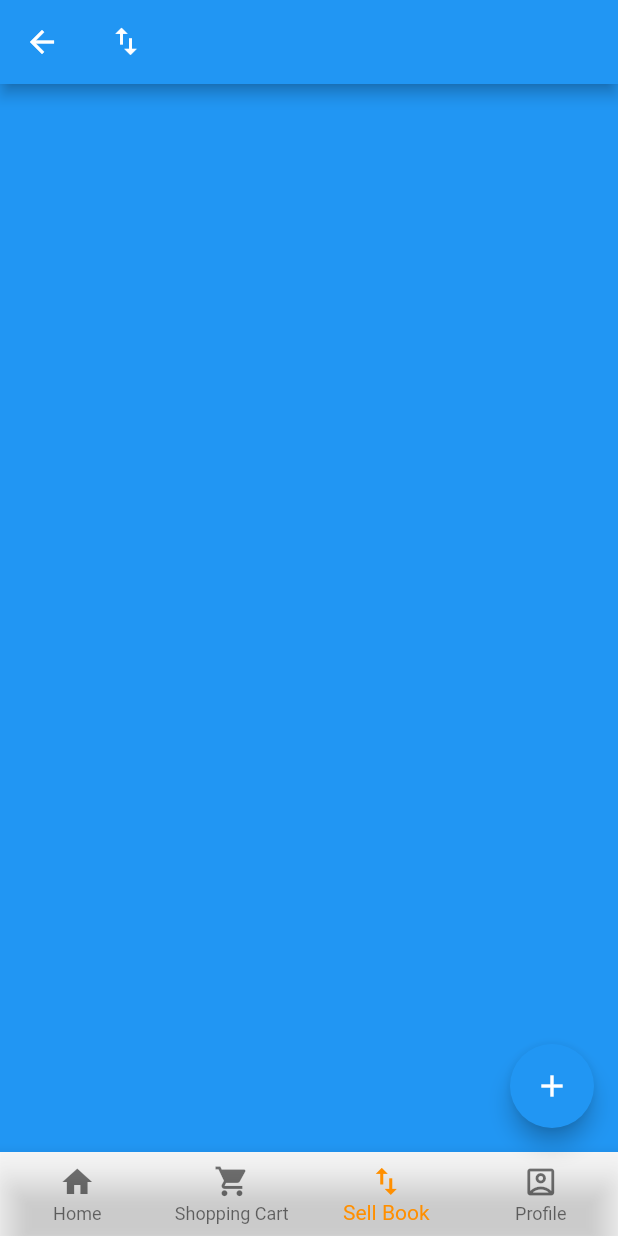
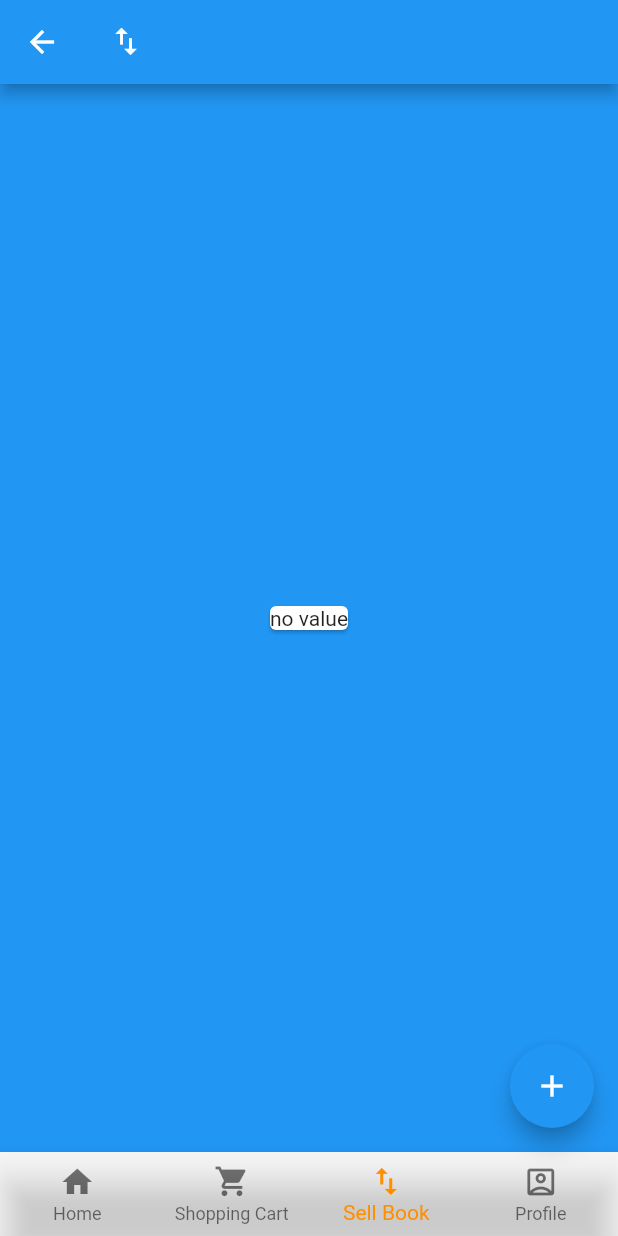
Before and after one commit to ChengZhiZhao420/book, a Flutter app: the AppHomePage screen opened directly with empty values, item 3 of the bottom bar chosen, on a phone screen of 412 x 824 dp. Run offline on Flutter 3.47's test engine with Material 2 defaults, Android fonts, the phone set to English and light mode, and no system bars; our stand-ins replace firebase_auth, firebase_core, firebase_database, firebase_storage, image_picker; accounts and stored records are empty.

Commit message:
Fix real time update sell item and market place, need fix: market place data does not remove after a sell item is deleted

```diff
--- a/lib/screens/app_screens.dart
+++ b/lib/screens/app_screens.dart
@@ -15,19 +15,8 @@ class AppHomePage extends StatefulWidget {
 
 class _AppHomePageState extends State<AppHomePage> {
   int _selectedIndex = 0;
-  var userDefines = [];
-  var userSellID = [];
   var marketID = [];
   var marketInfor = [];
-
-  _AppHomePageState(){
-    _sellInformation();
-    _marketInformation();
-
-    FirebaseDatabase.instance.ref("MarketPlace/").onChildChanged.listen((event) async{
-      _sellInformation();
-    });
-  }
 
   void _onItemTapped(int index) {
     setState(() {
@@ -52,25 +41,6 @@ class _AppHomePageState extends State<AppHomePage> {
     }
   }
 
-  void _sellInformation(){
-    FirebaseDatabase.instance
-        .ref()
-        .child("User/" + FirebaseAuth.instance.currentUser!.uid + "/SellItem/")
-        .once()
-        .then((snapshot) {
-          userDefines.clear();
-          userSellID.clear();
-      for (var key in snapshot.snapshot.children) {
-        userDefines.add(key.value);
-        userSellID.add(key.key);
-      }
-      setState(() {
-
-      });
-    }).catchError((onError) {
-      print("Error");
-    });
-  }
 
   void _marketInformation(){
     FirebaseDatabase.instance
@@ -78,8 +48,8 @@ class _AppHomePageState extends State<AppHomePage> {
         .child("MarketPlace/")
         .once()
         .then((snapshot) {
-      userDefines.clear();
-      userSellID.clear();
+      marketInfor.clear();
+      marketID.clear();
       for (var key in snapshot.snapshot.children) {
         marketInfor.add(key.value);
         marketID.add(key.key);
@@ -134,65 +104,45 @@ class _AppHomePageState extends State<AppHomePage> {
     }
 
     List<Widget> _widgetLists = [
-      /*ListView.builder(
-          itemCount: items.length,
-          itemBuilder: (context, index) {
-            return ListTile(
-              onTap: () {},
-              title: Container(
-                decoration: BoxDecoration(
-                    borderRadius: BorderRadius.circular(5),
-                    border: Border.all(color: Colors.grey)),
-                alignment: Alignment.center,
-                margin: EdgeInsets.only(left: 10, right: 10, bottom: 5, top: 5),
-                child: Row(
-                  children: [
-                    Expanded(
-                      flex: 35,
-                      child: Container(
-                        decoration: const BoxDecoration(
-                            image: DecorationImage(
-                                fit: BoxFit.fill,
-                                image: NetworkImage(
-                                    "https://dbukjj6eu5tsf.cloudfront.net/sidearm.sites/broncoathletics.com/images/2014/9/24/LogoRelease1a.jpg"))),
-                      ),
-                    ),
-                    Expanded(
-                      flex: 65,
-                      child: Container(
-                        child: Row(
-                          children: const [
-                            Flexible(
-                                child: Text(
-                                    "ddddddddddddddddddddjjjjjjjjjjjj22222222222222222222222222"))
-                          ],
-                        ),
-                      ),
-                    ),
-                  ],
-                ),
-              ),
-            );
-          }),*/
       Container(
         alignment: Alignment.center,
         color: Colors.blue,
-        child: ListView.builder(
-          itemCount: marketID.length,
-          itemBuilder: (BuildContext context, int index) {
+        child: StreamBuilder(
+          stream: FirebaseDatabase.instance
+              .ref()
+              .child("MarketPlace").onValue,
+          builder: (BuildContext context, AsyncSnapshot<dynamic> snapshot) {
+            if(snapshot.hasData && !snapshot.hasError && snapshot.data.snapshot.value != null){
+              List marketPlaceSellInformation = [];
+              List marketPlaceSellID = [];
+              Map<dynamic, dynamic> map = snapshot.data.snapshot.value;
+              map.forEach((key, value) {
+                print(key);
+                marketPlaceSellID.add(key);
+                marketPlaceSellInformation.add(value);
+              });
+              for(int i = 0; i < marketPlaceSellInformation.length; i++){
+                print(marketPlaceSellInformation[i]["BookName"]);
+              }
+              return ListView.builder(
+                  itemCount: marketPlaceSellInformation.length,
+                  itemBuilder: (context, index){
                     return Card(
-
                       child: Column(
                         crossAxisAlignment: CrossAxisAlignment.start,
                         children: [
-                  Text("Book Name: " + marketInfor[index]["BookName"]),
-                  Text("Description: " + marketInfor[index]["Description"]),
-                  Text("Price: " + marketInfor[index]["Price"]),
+                          Text("Book Name: " + marketPlaceSellInformation[index]["BookName"]),
+                          Text("Description: " + marketPlaceSellInformation[index]["Description"]),
+                          Text("Price: " + marketPlaceSellInformation[index]["Price"]),
                         ],
                       ),
                     );
-          },
-        ),
+                  });
+            }
+            else{
+              return Card(child: Text("no value"),);
+            }
+          },),
       ),
       Container(
         child: Text(widget.userId),
@@ -200,42 +150,54 @@ class _AppHomePageState extends State<AppHomePage> {
         color: Colors.green,
       ),
       Container(
-        child: RefreshIndicator(
-          onRefresh: () {
-            return Future.delayed(Duration(seconds: 2), () {
-              _sellInformation();
+        child: StreamBuilder(
+          stream: FirebaseDatabase.instance
+              .ref()
+              .child("User/" + FirebaseAuth.instance.currentUser!.uid + "/SellItem/").onValue,
+          builder: (BuildContext context, AsyncSnapshot<dynamic> snapshot) {
+            if(snapshot.hasData && !snapshot.hasError && snapshot.data.snapshot.value != null){
+              List sellInformation = [];
+              List sellID = [];
+              Map<dynamic, dynamic> map = snapshot.data.snapshot.value;
+              map.forEach((key, value) {
+                print(key);
+                sellID.add(key);
+                sellInformation.add(value);
               });
-          },
-          child: ListView.builder(
-              physics: const AlwaysScrollableScrollPhysics(),
-              itemCount: userSellID.length,
-              itemBuilder: (context, index) {
+              for(int i = 0; i < sellInformation.length; i++){
+                print(sellInformation[i]["BookName"]);
+              }
+              return ListView.builder(
+                  itemCount: sellInformation.length,
+                  itemBuilder: (context, index){
                     return Dismissible(
-                  key: Key(userSellID[index]),
+                      key: UniqueKey() ,
                       onDismissed: (direction){
                         setState(() {
-                      userDefines.removeAt(index);
-                      userSellID.removeAt(index);
-                      FirebaseDatabase.instance.ref("User/" + FirebaseAuth.instance.currentUser!.uid + "/SellItem/" + userSellID[index]);
+                          DatabaseReference df = FirebaseDatabase.instance.ref();
 
-                      ScaffoldMessenger.of(context)
-                      .showSnackBar(SnackBar(content: Text('${userSellID[index]} dismissed')));
-                      }
-                    );
+                          df.child("User/" + FirebaseAuth.instance.currentUser!.uid + "/SellItem/" + sellID[index]).remove();
+                          df.child("MartKetPlace/" + sellID[index]).remove();
+
+                        });
                       },
                       child: Card(
                         child: Column(
                           crossAxisAlignment: CrossAxisAlignment.start,
                           children: [
-                        Text("Book Name: " + userDefines[index]["BookName"]),
-                        Text("Description: " + userDefines[index]["Description"]),
-                        Text("Price: " + userDefines[index]["Price"]),
+                            Text("Book Name: " + sellInformation[index]["BookName"]),
+                            Text("Description: " + sellInformation[index]["Description"]),
+                            Text("Price: " + sellInformation[index]["Price"]),
                           ],
                         ),
                       ),
                     );
-              }),
-        ),
+              });
+            }
+            else{
+              return Card(child: Text("no value"),);
+            }
+          },),
         alignment: Alignment.center,
         color: Colors.blue,
       ),
```
Lines whose indentation alone changed are shown as unchanged.
